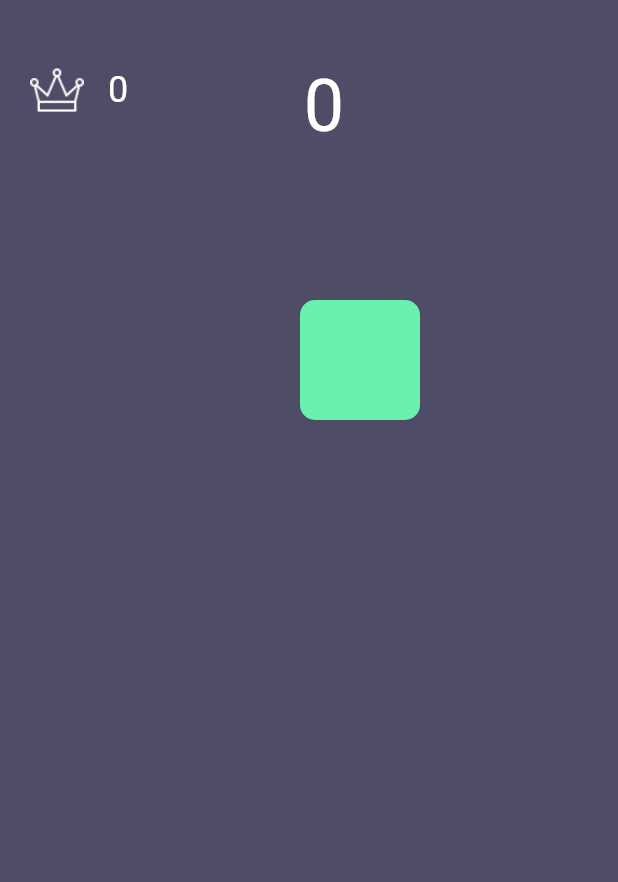
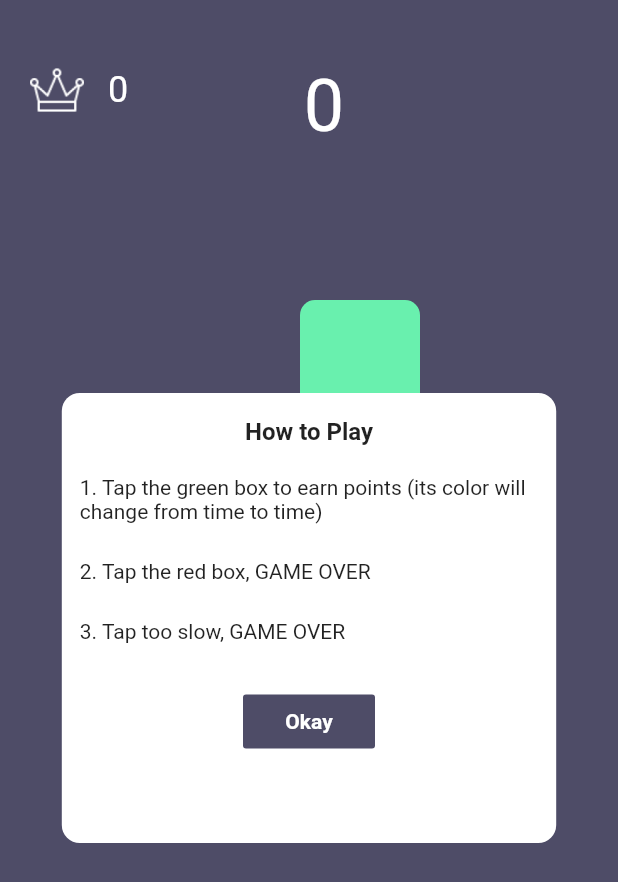
Before and after one commit to aligorithm/tapper, a Flutter app: the Game screen opened directly, on a phone screen of 412 x 824 dp. Shown: the top 882 px of the screen. Run offline on Flutter 3.47's test engine with Material 2 defaults, Android fonts, the phone set to English and light mode, and no system bars; our stand-ins replace assets_audio_player, shared_preferences; missing offline and left inert: games_services, play_games, shared_preferences_web; accounts and stored records are empty.

Commit message:
Added game guide

```diff
--- a/lib/game.dart
+++ b/lib/game.dart
@@ -8,6 +8,8 @@ import 'package:provider/provider.dart';
 import 'package:tapper/constants.dart';
 import 'package:tapper/game_provider.dart';
 import 'dart:io' show Platform;
+
+import 'package:tapper/widgets/game_guide.dart';
 
 class Game extends StatefulWidget {
   Game({Key key}) : super(key: key);
@@ -189,7 +191,17 @@ class _GameState extends State<Game> with WidgetsBindingObserver {
                       ),
                     ],
                   ),
-                ))
+                )),
+                _provider.guideSeen ? Container(): Center(
+                  child: Container(
+                    width: size.width * .8,
+                    height: 300.0,
+                    decoration: BoxDecoration(
+                      color:Colors.white,
+                      borderRadius: BorderRadius.circular(12.0)
+                    ),
+                    child: GameGuide()),
+                )
           ],
         ),
       ),
@@ -200,11 +212,14 @@ class _GameState extends State<Game> with WidgetsBindingObserver {
     setState(() {
       _score++;
     });
-    if (_score > _provider.record && !_provider.firstPlay) {
-      setState(() {
+    if (_score > _provider.record) {
+      if(!_provider.firstPlay){
+        setState(() {
         _newRecord = true;
       });
-      await Future.delayed(Duration(milliseconds: 500));
+      }
+
+      // await Future.delayed(Duration(milliseconds: 500));
       _setNewRecord();
       setState(() {
         _newRecord = false;
--- /dev/null
+++ b/lib/widgets/game_guide.dart
@@ -0,0 +1,63 @@
+import 'package:flutter/material.dart';
+import 'package:provider/provider.dart';
+import 'package:tapper/game_provider.dart';
+
+class GameGuide extends StatefulWidget {
+  const GameGuide({Key key}) : super(key: key);
+
+  @override
+  _GameGuideState createState() => _GameGuideState();
+}
+
+class _GameGuideState extends State<GameGuide> {
+  GameProvider _gameProvider;
+  @override
+  void didChangeDependencies() {
+    _gameProvider = Provider.of<GameProvider>(context);
+    super.didChangeDependencies();
+  }
+  @override
+  Widget build(BuildContext context) {
+    return Column(
+      crossAxisAlignment: CrossAxisAlignment.start,
+      children: [
+        Center(
+          child: Padding(
+            padding: const EdgeInsets.only(top:16.0,bottom: 8.0),
+            child: Text(
+              "How to Play",
+              style: TextStyle(fontSize: 16.0,fontWeight: FontWeight.bold),
+            ),
+          ),
+        ),
+        Padding(
+          padding: const EdgeInsets.all(12.0),
+          child: Text(
+              "1. Tap the green box to earn points (its color will change from time to time)"),
+        ),
+        Padding(
+          padding: const EdgeInsets.all(12.0),
+          child: Text("2. Tap the red box, GAME OVER"),
+        ),
+        Padding(
+          padding: const EdgeInsets.all(12.0),
+          child: Text("3. Tap too slow, GAME OVER"),
+        ),
+        Padding(
+          padding: const EdgeInsets.only(top:16.0),
+          child: Center(
+              child: FlatButton(
+            color: Color(0XFF4E4C67),
+            child: Text(
+              "Okay",
+              style: TextStyle(color: Colors.white,fontWeight: FontWeight.bold),
+            ),
+            onPressed: () {
+              _gameProvider.guideSeen = true;
+            },
+          )),
+        )
+      ],
+    );
+  }
+}
```
Also changed, not shown: lib/game_provider.dart (+15 -2 lines), lib/home.dart (+18 -17 lines), 3 other files.
